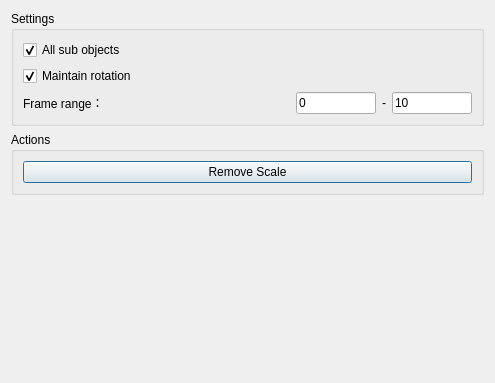
Above: Anim/UI/noraRemoveScaleWidget.ui from AnonCountercurrent/NoraMayaTrivialTools before the change. Below: the same form after it.
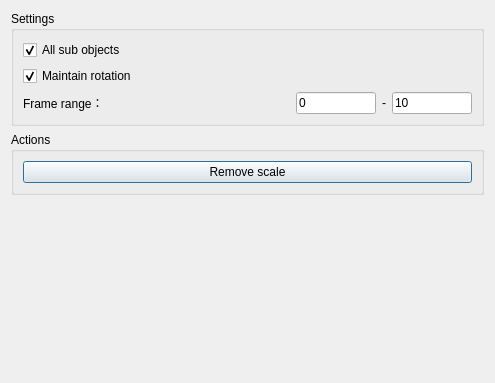
That is the form after the change.

Diff of the .ui file:
```diff
--- a/Anim/UI/noraRemoveScaleWidget.ui
+++ b/Anim/UI/noraRemoveScaleWidget.ui
@@ -128,7 +128,7 @@
       <item>
        <widget class="QPushButton" name="removeScaleButton">
         <property name="text">
-         <string>Remove Scale</string>
+         <string>Remove scale</string>
         </property>
        </widget>
       </item>
```
